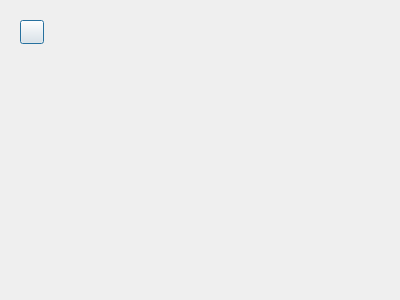
Qt form historydialog.ui (oyxong123/Yx_RoutineTracker) before a commit.
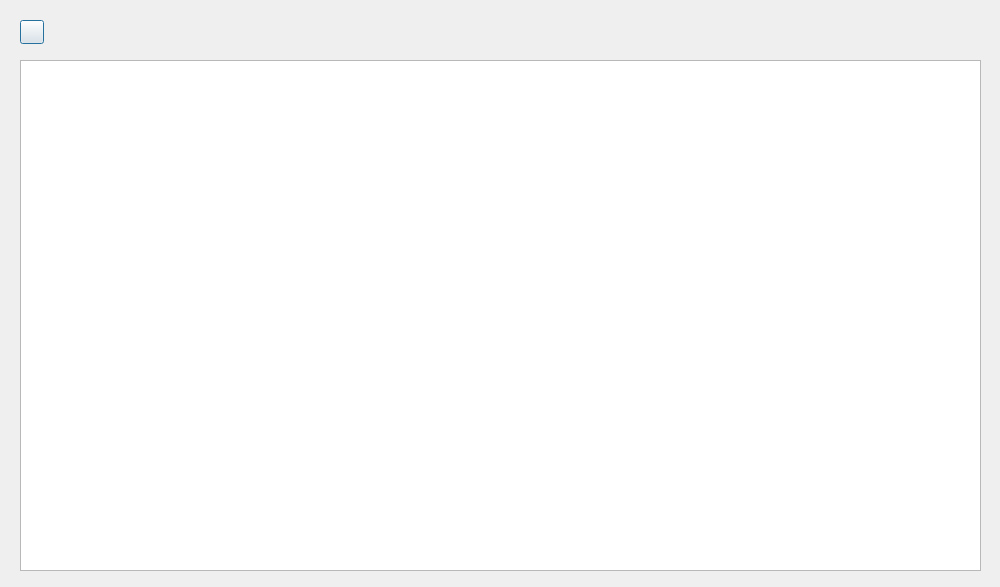
The same form after that commit. Icons and pictures are not drawn.

Commit message: Finish coding History window (except priority sorting)

Diff of the .ui file:
```diff
--- a/historydialog.ui
+++ b/historydialog.ui
@@ -6,8 +6,8 @@
    <rect>
     <x>0</x>
     <y>0</y>
-    <width>400</width>
-    <height>300</height>
+    <width>1000</width>
+    <height>587</height>
    </rect>
   </property>
   <property name="windowTitle">
@@ -29,6 +29,28 @@
     <iconset theme="QIcon::ThemeIcon::GoHome"/>
    </property>
   </widget>
+  <widget class="QTableWidget" name="tabHistory">
+   <property name="geometry">
+    <rect>
+     <x>20</x>
+     <y>60</y>
+     <width>961</width>
+     <height>511</height>
+    </rect>
+   </property>
+   <property name="selectionBehavior">
+    <enum>QAbstractItemView::SelectionBehavior::SelectRows</enum>
+   </property>
+   <property name="verticalScrollMode">
+    <enum>QAbstractItemView::ScrollMode::ScrollPerPixel</enum>
+   </property>
+   <property name="horizontalScrollMode">
+    <enum>QAbstractItemView::ScrollMode::ScrollPerPixel</enum>
+   </property>
+   <attribute name="horizontalHeaderVisible">
+    <bool>true</bool>
+   </attribute>
+  </widget>
  </widget>
  <resources/>
  <connections/>
```
Left out of the diff: 2 changed lines with no effect on the pictures. The commit also changes 7 other files.
